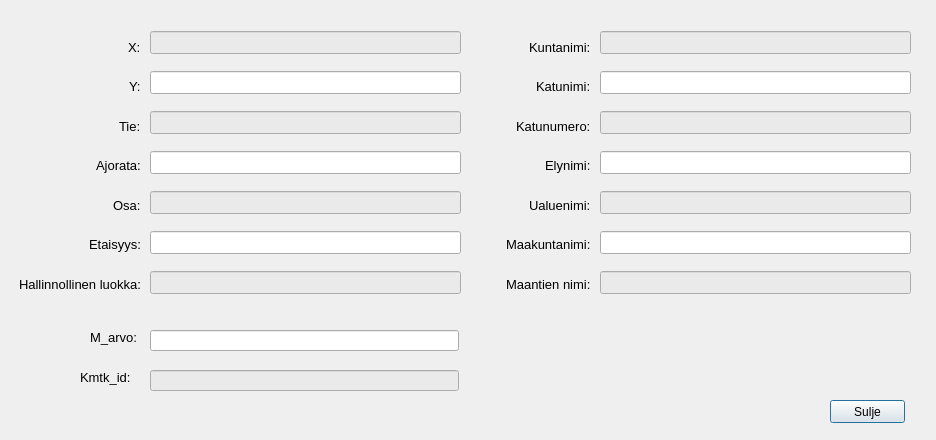
This is dialogs/PopUp_dialog.ui in finnishtransportagency/QGIS-tieosoitetyokalu as Qt 5 draws it before an edit. The edited form follows.
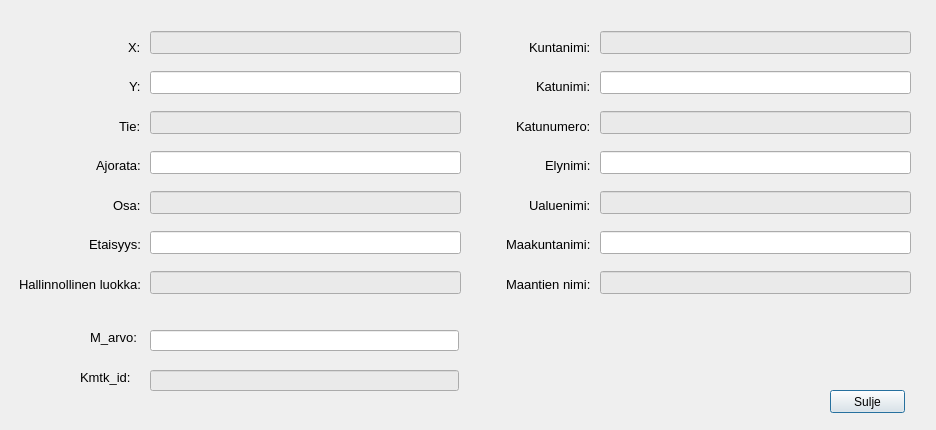
This is the edited form.

Commit message: Added close buttons

The edit to the form file:
```diff
--- a/dialogs/PopUp_dialog.ui
+++ b/dialogs/PopUp_dialog.ui
@@ -7,7 +7,7 @@
     <x>0</x>
     <y>0</y>
     <width>936</width>
-    <height>440</height>
+    <height>430</height>
    </rect>
   </property>
   <property name="minimumSize">
@@ -296,7 +296,7 @@
    <property name="geometry">
     <rect>
      <x>830</x>
-     <y>400</y>
+     <y>390</y>
      <width>75</width>
      <height>23</height>
     </rect>
```
Left out of the diff: 19 changed lines with no effect on the pictures. The commit also changes 6 other files.
